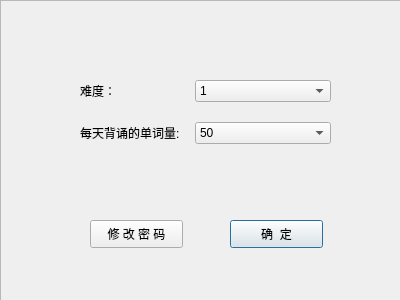
The window that configdlg.ui (OOPtaskgroup/dictionary) describes before a commit, drawn with Qt 5.
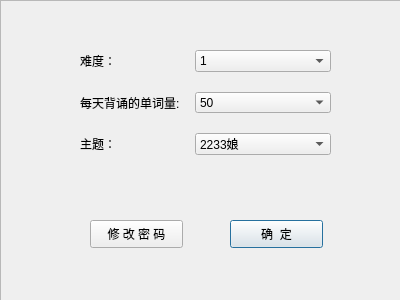
The same window after the commit. Icons and pictures are not drawn.

Diff of the .ui file:
```diff
--- a/configdlg.ui
+++ b/configdlg.ui
@@ -17,9 +17,9 @@
    <property name="geometry">
     <rect>
      <x>80</x>
-     <y>80</y>
+     <y>50</y>
      <width>251</width>
-     <height>80</height>
+     <height>105</height>
     </rect>
    </property>
    <layout class="QFormLayout" name="formLayout">
@@ -129,6 +129,27 @@
       </item>
      </widget>
     </item>
+    <item row="2" column="0">
+     <widget class="QLabel" name="label_3">
+      <property name="text">
+       <string>主题：</string>
+      </property>
+     </widget>
+    </item>
+    <item row="2" column="1">
+     <widget class="QComboBox" name="themeBox">
+      <item>
+       <property name="text">
+        <string>2233娘</string>
+       </property>
+      </item>
+      <item>
+       <property name="text">
+        <string>东方project</string>
+       </property>
+      </item>
+     </widget>
+    </item>
    </layout>
   </widget>
   <widget class="QPushButton" name="confirmBtn">
```
